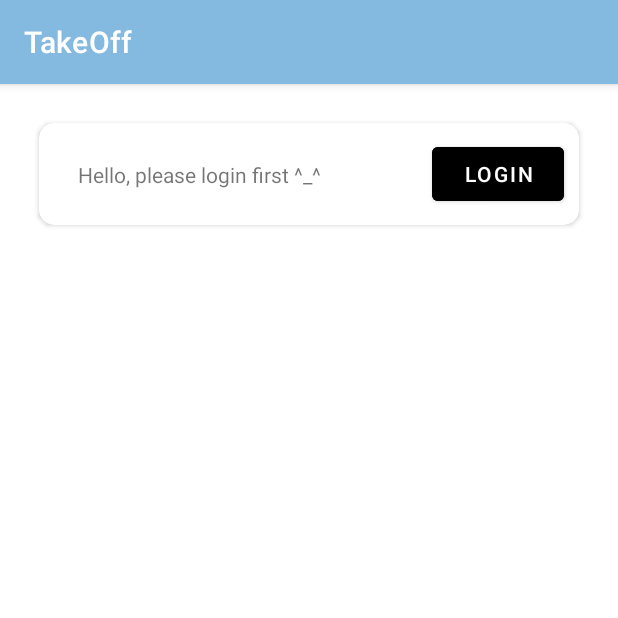
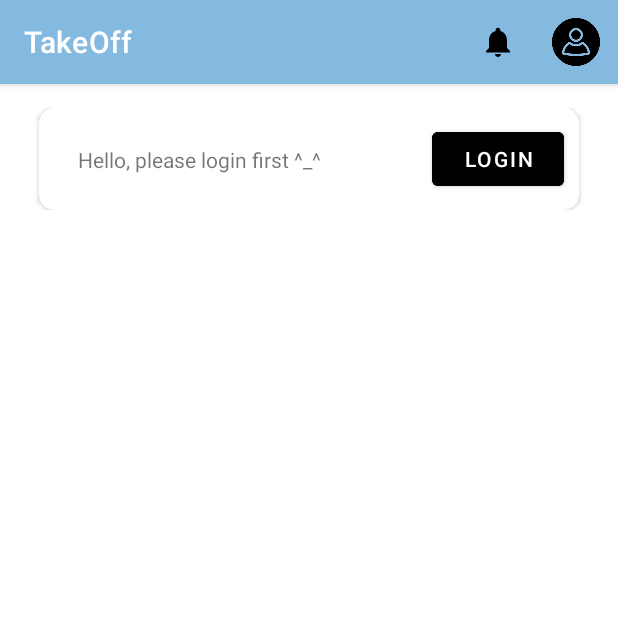
Before and after one commit to AceLysnd/FP-AND-C11, an Android app: the screen it shows after launch (HomeActivity), on a phone screen of 412 x 824 dp, the top half of it. Run offline under Robolectric (Android 15) with nearby library versions, the phone set to English and light mode, and no system bars; our stand-ins replace Dagger/Hilt's generated code, Room's generated code.

Commit message:
Fixed saving status login, btnLogOut, minor fix

```diff
--- a/app/src/main/java/com/ace/c11flight/data/model/AccountDataStoreManager.kt
+++ b/app/src/main/java/com/ace/c11flight/data/model/AccountDataStoreManager.kt
@@ -13,12 +13,11 @@ import javax.inject.Inject
 
 class AccountDataStoreManager @Inject constructor(@ActivityContext private val context: Context) {
 
-    suspend fun setAccount(username: String, email: String, password: String, accountId: Long) {
+    suspend fun setAccount(username: String, email: String, password: String) {
         context.accountDataStore.edit { preferences ->
             preferences[ACCOUNT_USERNAME] = username
             preferences[ACCOUNT_EMAIL] = email
             preferences[ACCOUNT_PASSWORD] = password
-            preferences[ACCOUNT_ID] = accountId
         }
     }
     suspend fun setLoginStatus(loginStatus: Boolean) {
--- a/app/src/main/java/com/ace/c11flight/data/repository/LocalRepository.kt
+++ b/app/src/main/java/com/ace/c11flight/data/repository/LocalRepository.kt
@@ -28,8 +28,8 @@ class LocalRepository @Inject constructor (
         return accountDataSource.getUser(username)
     }
 
-    suspend fun setAccount(username: String, email: String, password:String, accountId: Long) {
-        prefs.setAccount(username, email, password, accountId)
+    suspend fun setAccount(username: String, email: String, password:String) {
+        prefs.setAccount(username, email, password)
     }
 
     suspend fun setLoginStatus(loginStatus: Boolean) {
--- a/app/src/main/java/com/ace/c11flight/ui/view/HomeActivity.kt
+++ b/app/src/main/java/com/ace/c11flight/ui/view/HomeActivity.kt
@@ -3,6 +3,8 @@ package com.ace.c11flight.ui.view
 import android.content.Intent
 import androidx.appcompat.app.AppCompatActivity
 import android.os.Bundle
+import android.view.Menu
+import android.view.MenuItem
 import android.view.View
 import android.widget.Toast
 import androidx.activity.viewModels
@@ -27,15 +29,45 @@ class HomeActivity : AppCompatActivity() {
 
         isLoginInfoValid()
         setOnClickListeners()
+        setUsername()
+    }
+
+    private fun setUsername() {
+        viewModel.getAccountPrefs().observe(this){
+            binding.tvUsername.text = it.username
+        }
     }
 
     private fun isLoginInfoValid() {
         viewModel.getLoginStatus().observe(this) {
             if (it) {
+                binding.hi.visibility = View.VISIBLE
+                binding.tvUsername.visibility = View.VISIBLE
                 binding.messageLogin.visibility = View.GONE
                 Toast.makeText(this, "Login Verified", Toast.LENGTH_SHORT).show()
             }
         }
+    }
+
+    override fun onCreateOptionsMenu(menu: Menu): Boolean {
+        menuInflater.inflate(R.menu.menu_home, menu)
+
+        return super.onCreateOptionsMenu(menu)
+    }
+
+    override fun onOptionsItemSelected(item: MenuItem): Boolean {
+        return when (item.itemId) {
+            R.id.profile -> {
+                goToProfile()
+                true
+            }
+            else -> super.onOptionsItemSelected(item)
+        }
+    }
+
+    private fun goToProfile() {
+        val i = Intent(this, ProfileActivity::class.java)
+        startActivity(i)
     }
 
     private fun setOnClickListeners() {
--- a/app/src/main/java/com/ace/c11flight/ui/view/RegisterActivity.kt
+++ b/app/src/main/java/com/ace/c11flight/ui/view/RegisterActivity.kt
@@ -5,18 +5,12 @@ import android.os.Bundle
 import android.widget.Toast
 import androidx.activity.viewModels
 import androidx.appcompat.app.AppCompatActivity
-import androidx.navigation.fragment.findNavController
 import com.ace.c11flight.R
-import com.ace.c11flight.data.local.user.AccountDao
-import com.ace.c11flight.data.local.user.AccountDataSource
 import com.ace.c11flight.data.local.user.AccountEntity
 import com.ace.c11flight.data.model.UserInfo
-import com.ace.c11flight.data.repository.LocalRepository
-import com.ace.c11flight.data.services.AccountApiService
 import com.ace.c11flight.data.services.ApiHelper
 import com.ace.c11flight.databinding.ActivityRegisterBinding
 import com.ace.c11flight.ui.viewmodel.RegisterActivityViewModel
-import com.ace.c11flight.utils.viewModelFactory
 import dagger.hilt.android.AndroidEntryPoint
 
 @AndroidEntryPoint
--- a/app/src/main/java/com/ace/c11flight/ui/viewmodel/HomeActivityViewModel.kt
+++ b/app/src/main/java/com/ace/c11flight/ui/viewmodel/HomeActivityViewModel.kt
@@ -2,6 +2,7 @@ package com.ace.c11flight.ui.viewmodel
 
 import androidx.lifecycle.LiveData
 import androidx.lifecycle.ViewModel
+import com.ace.c11flight.data.model.Prefs
 import com.ace.c11flight.data.repository.LocalRepository
 import dagger.hilt.android.lifecycle.HiltViewModel
 import javax.inject.Inject
@@ -13,4 +14,8 @@ class HomeActivityViewModel @Inject constructor(
     fun getLoginStatus(): LiveData<Boolean> {
         return repository.getLoginStatus()
     }
+
+    fun getAccountPrefs(): LiveData<Prefs> {
+        return repository.getAccountPrefs()
+    }
 }
--- a/app/src/main/java/com/ace/c11flight/ui/viewmodel/LoginActivityViewModel.kt
+++ b/app/src/main/java/com/ace/c11flight/ui/viewmodel/LoginActivityViewModel.kt
@@ -22,9 +22,9 @@ class LoginActivityViewModel @Inject constructor(private val repository: LocalRe
         }
     }
 
-    fun setAccount(username: String, email: String, password: String, accountId: Long) {
+    fun setAccount(username: String, email: String, password: String) {
         viewModelScope.launch {
-            repository.setAccount(username, email, password, accountId)
+            repository.setAccount(username, email, password)
         }
     }
 
--- a/app/src/main/res/layout/activity_home.xml
+++ b/app/src/main/res/layout/activity_home.xml
@@ -6,6 +6,10 @@
     android:layout_height="wrap_content"
     android:padding="16dp"
     tools:context=".ui.view.HomeActivity">
+
+    <androidx.constraintlayout.widget.ConstraintLayout
+        android:layout_width="match_parent"
+        android:layout_height="wrap_content">
 
         <androidx.cardview.widget.CardView
             android:id="@+id/messageLogin"
@@ -46,4 +50,29 @@
 
         </androidx.cardview.widget.CardView>
 
+        <TextView
+            android:id="@+id/hi"
+            android:layout_width="wrap_content"
+            android:layout_height="wrap_content"
+            android:layout_marginTop="8dp"
+            android:text="@string/hi"
+            app:layout_constraintStart_toStartOf="parent"
+            app:layout_constraintTop_toBottomOf="@+id/messageLogin"
+            android:visibility="gone"/>
+
+        <TextView
+            android:id="@+id/tvUsername"
+            android:layout_width="wrap_content"
+            android:layout_height="wrap_content"
+            android:layout_marginStart="8dp"
+            android:layout_marginTop="8dp"
+            android:text="@string/username"
+            app:layout_constraintStart_toEndOf="@+id/hi"
+            app:layout_constraintTop_toBottomOf="@+id/messageLogin"
+            android:visibility="gone"/>
+
+    </androidx.constraintlayout.widget.ConstraintLayout>
+
+
+
 </ScrollView>
--- a/app/src/main/res/layout/activity_profile.xml
+++ b/app/src/main/res/layout/activity_profile.xml
@@ -94,7 +94,7 @@
         app:layout_constraintTop_toBottomOf="@+id/edt_alamat_profile" />
 
     <Button
-        android:id="@+id/edt_editprofile"
+        android:id="@+id/btnLogOut"
         android:layout_width="match_parent"
         android:layout_height="wrap_content"
         android:text="Keluar"
--- /dev/null
+++ b/app/src/main/res/menu/menu_home.xml
@@ -0,0 +1,20 @@
+<?xml version="1.0" encoding="utf-8"?>
+<menu xmlns:android="http://schemas.android.com/apk/res/android"
+    xmlns:app="http://schemas.android.com/apk/res-auto"
+    xmlns:tools="http://schemas.android.com/tools">
+    <item
+        android:id="@+id/notification"
+        android:icon="@drawable/ic_notification"
+        app:showAsAction="ifRoom"
+        tools:ignore="HardcodedText"
+        android:title="Profile"
+        android:iconTint="@color/white"/>
+    <item
+        android:id="@+id/profile"
+        android:icon="@drawable/ic_profile"
+        app:showAsAction="ifRoom"
+        tools:ignore="HardcodedText"
+        android:title="Profile"
+        android:iconTint="@color/white"/>
+
+</menu>
```
Also changed, not shown: app/src/main/AndroidManifest.xml (+3 -10 lines), app/src/main/java/com/ace/c11flight/ui/view/LoginActivity.kt (+17 -51 lines), app/src/main/java/com/ace/c11flight/ui/view/ProfileActivity.kt (+25 -1 lines), app/src/main/java/com/ace/c11flight/ui/viewmodel/ProfileActivityViewModel.kt (added, +17 -0 lines). Lines whose indentation alone changed are shown as unchanged.
